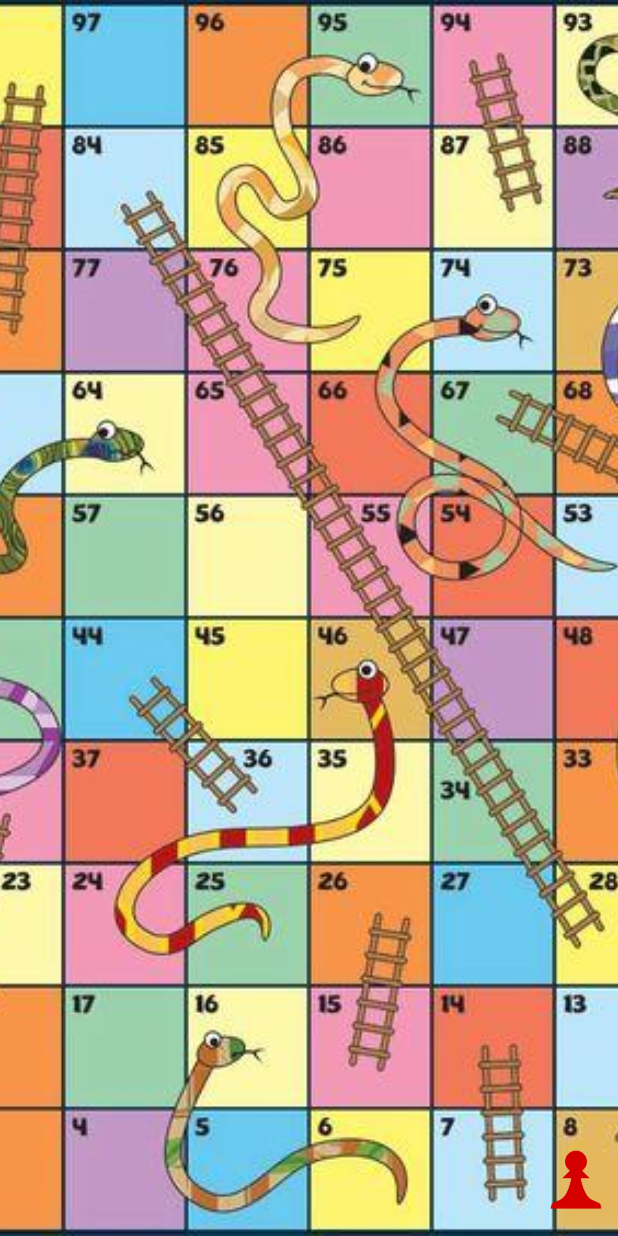
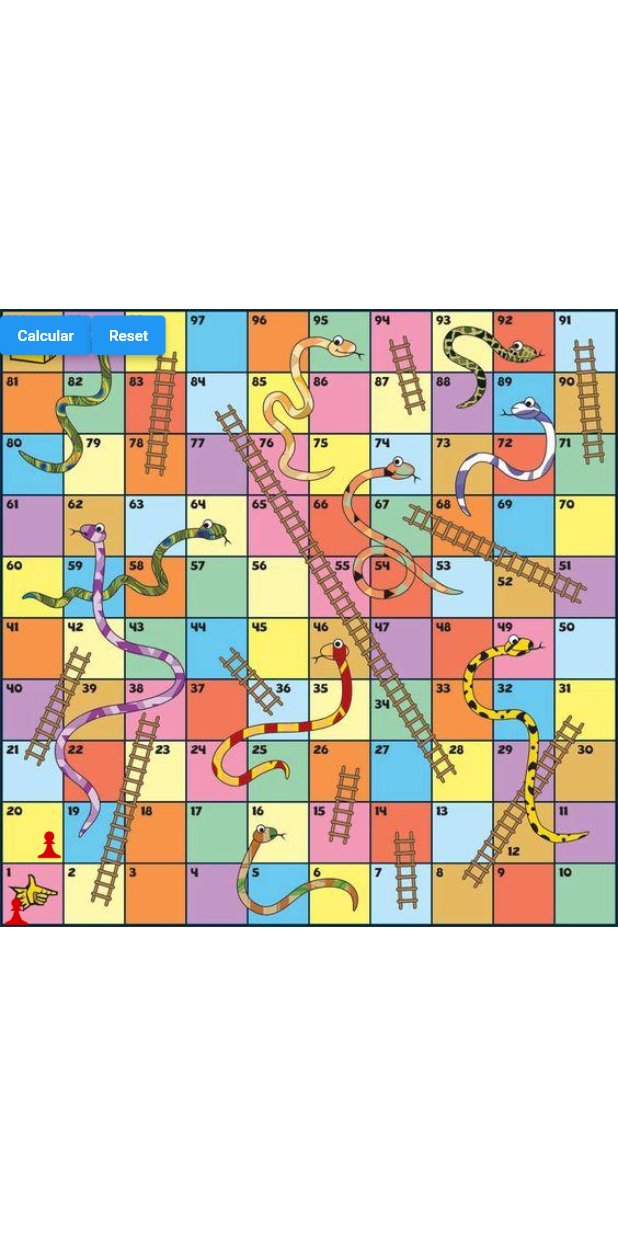
Before and after one commit to aurinosalvador/escribo_teste_02, a Flutter app: the screen it shows after launch, on a phone screen of 412 x 824 dp. Run offline on Flutter 3.47's test engine with Material 2 defaults, Android fonts, the light colour scheme and no system bars.

Commit message:
Create Player Moves.

```diff
--- a/lib/views/home.dart
+++ b/lib/views/home.dart
@@ -1,26 +1,196 @@
+import 'dart:math';
+
 import 'package:flutter/material.dart';
 
-class Home extends StatelessWidget {
+class Home extends StatefulWidget {
   const Home({Key? key}) : super(key: key);
 
   @override
+  State<Home> createState() => _HomeState();
+}
+
+class _HomeState extends State<Home> {
+  final Map<int, Point> squares = {
+    0: const Point(-56, 5),
+    1: const Point(0, 5),
+    2: const Point(56, 5),
+    3: const Point(112, 5),
+    4: const Point(168, 5),
+    5: const Point(224, 5),
+    6: const Point(280, 5),
+    7: const Point(336, 5),
+    8: const Point(392, 5),
+    9: const Point(448, 5),
+    10: const Point(504, 5),
+    11: const Point(504, 61),
+    12: const Point(448, 61),
+    13: const Point(392, 61),
+    14: const Point(336, 61),
+    15: const Point(280, 61),
+    16: const Point(224, 61),
+    17: const Point(168, 61),
+    18: const Point(112, 61),
+    19: const Point(56, 61),
+    20: const Point(0, 61),
+    21: const Point(0, 117),
+    22: const Point(56, 117),
+    23: const Point(112, 117),
+    24: const Point(168, 117),
+    25: const Point(224, 117),
+    26: const Point(280, 117),
+    27: const Point(336, 117),
+    28: const Point(392, 117),
+    29: const Point(448, 117),
+    30: const Point(504, 117),
+    31: const Point(504, 173),
+    32: const Point(448, 173),
+    33: const Point(392, 173),
+    34: const Point(336, 173),
+    35: const Point(280, 173),
+    36: const Point(224, 173),
+    37: const Point(168, 173),
+    38: const Point(112, 173),
+    39: const Point(56, 173),
+    40: const Point(0, 173),
+    41: const Point(0, 229),
+    42: const Point(56, 229),
+    43: const Point(112, 229),
+    44: const Point(168, 229),
+    45: const Point(224, 229),
+    46: const Point(280, 229),
+    47: const Point(336, 229),
+    48: const Point(392, 229),
+    49: const Point(448, 229),
+    50: const Point(504, 229),
+    51: const Point(504, 285),
+    52: const Point(448, 285),
+    53: const Point(392, 285),
+    54: const Point(336, 285),
+    55: const Point(280, 285),
+    56: const Point(224, 285),
+    57: const Point(168, 285),
+    58: const Point(112, 285),
+    59: const Point(56, 285),
+    60: const Point(0, 285),
+    61: const Point(0, 341),
+    62: const Point(56, 341),
+    63: const Point(112, 341),
+    64: const Point(168, 341),
+    65: const Point(224, 341),
+    66: const Point(280, 341),
+    67: const Point(336, 341),
+    68: const Point(392, 341),
+    69: const Point(448, 341),
+    70: const Point(504, 341),
+    71: const Point(504, 397),
+    72: const Point(448, 397),
+    73: const Point(392, 397),
+    74: const Point(336, 397),
+    75: const Point(280, 397),
+    76: const Point(224, 397),
+    77: const Point(168, 397),
+    78: const Point(112, 397),
+    79: const Point(56, 397),
+    80: const Point(0, 397),
+    81: const Point(0, 453),
+    82: const Point(56, 453),
+    83: const Point(112, 453),
+    84: const Point(168, 453),
+    85: const Point(224, 453),
+    86: const Point(280, 453),
+    87: const Point(336, 453),
+    88: const Point(392, 453),
+    89: const Point(448, 453),
+    90: const Point(504, 453),
+    91: const Point(504, 509),
+    92: const Point(448, 509),
+    93: const Point(392, 509),
+    94: const Point(336, 509),
+    95: const Point(280, 509),
+    96: const Point(224, 509),
+    97: const Point(168, 509),
+    98: const Point(112, 509),
+    99: const Point(56, 509),
+    100: const Point(0, 509),
+  };
+
+  double positionX = 0;
+
+  double positionY = 0;
+
+  @override
   Widget build(BuildContext context) {
-    return Container(
-      decoration: const BoxDecoration(
-        image: DecorationImage(
-          image: AssetImage('lib/assets/tabuleiro.png'),
-          fit: BoxFit.fitHeight,
-        ),
-      ),
+    return FittedBox(
       child: Stack(
+        clipBehavior: Clip.none,
         children: <Widget>[
-          Positioned(
-            left: 360,
-            bottom: 15,
+          ///Tabuleiro casa = 58 x 58
+          Image.asset('lib/assets/tabuleiro.png'),
+
+          // ElevatedButton(
+          //   onPressed: () async {
+          //     print('init');
+          //     for (int i = 1; i <= 100; i++) {
+          //       await Future.delayed(const Duration(milliseconds: 500), () {
+          //         // print(squares.entries.elementAt(i));
+          //         setState(() {
+          //           positionX = squares.entries.elementAt(i).value.x.toDouble();
+          //           positionY = squares.entries.elementAt(i).value.y.toDouble();
+          //         });
+          //       });
+          //     }
+          //   },
+          //   child: const Text('Calcular'),
+          // ),
+
+          Row(
+            children: [
+              ElevatedButton(
+                onPressed: () {
+                  setState(() {
+                    positionX =
+                        squares.entries.elementAt(84).value.x.toDouble();
+                    positionY =
+                        squares.entries.elementAt(84).value.y.toDouble();
+                  });
+                },
+                child: const Text('Calcular'),
+              ),
+              ElevatedButton(
+                onPressed: () {
+                  setState(() {
+                    positionX =
+                        squares.entries.elementAt(28).value.x.toDouble();
+                    positionY =
+                        squares.entries.elementAt(28).value.y.toDouble();
+                  });
+                },
+                child: const Text('Reset'),
+              ),
+            ],
+          ),
+
+          ///Jogador 1
+          AnimatedPositioned(
+            curve: Curves.easeIn,
+            left: positionX,
+            bottom: positionY,
+            duration: const Duration(milliseconds: 500),
             child: Image.asset(
               'lib/assets/pino.png',
-              width: 48,
-              height: 48,
+              width: 30,
+              height: 30,
+            ),
+          ),
+
+          ///Jogador 2
+          Positioned(
+            left: 1 * 56 - 26,
+            bottom: (2 - 1) * 56 + 5,
+            child: Image.asset(
+              'lib/assets/pino.png',
+              width: 30,
+              height: 30,
             ),
           ),
         ],
```
